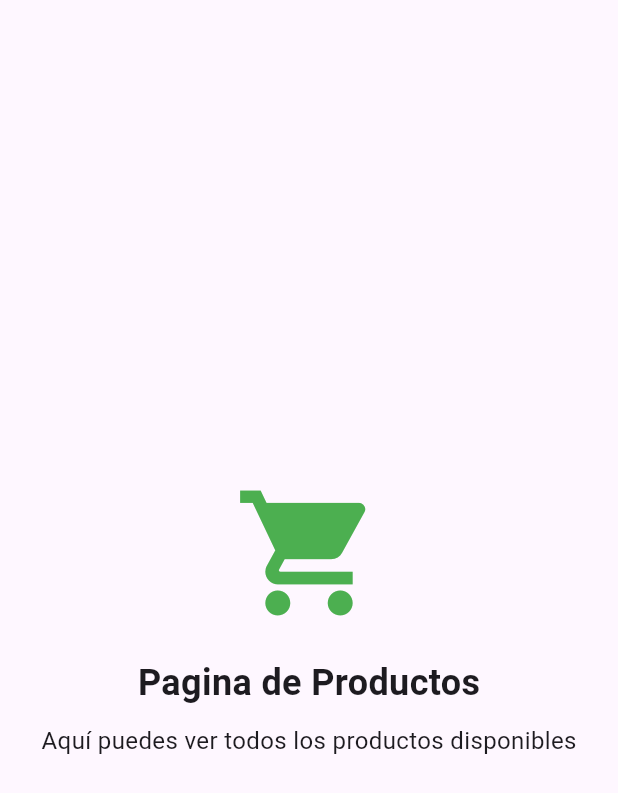
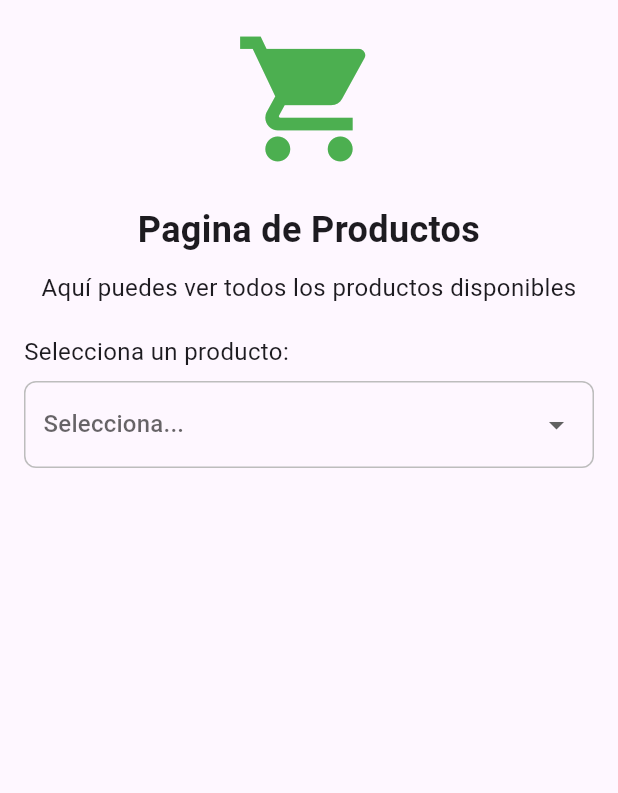
Before and after one commit to Andresg3016/proyectoflutter, a Flutter app: the PaginaProductos widget shown alone on an empty page, opened directly, on a phone screen of 412 x 824 dp. Shown: the top 793 px of the screen. Run offline on Flutter 3.47's test engine with Material 3 defaults, Android fonts, the phone set to English and light mode, and no system bars.

Commit message:
Configuraciones de paginas

```diff
--- a/lib/main.dart
+++ b/lib/main.dart
@@ -1,5 +1,6 @@
 import 'package:aplicacion/pages/PaginaHome.dart';
 import 'package:aplicacion/pages/PaginaUsers.dart';
+import 'package:aplicacion/pages/PaginaProductos.dart';
 import 'package:flutter/material.dart';
 
 void main() => runApp(MyApp());
@@ -14,9 +15,9 @@ class _MyAppState extends State<MyApp> {
 
   final List<Widget> _paginas = [
     PaginaHome(),
+    PaginaProductos(),
     PaginaUsers(),
-    PaginaProductos()
-    ];
+  ];
   @override
   Widget build(BuildContext context) {
     return MaterialApp(
@@ -24,8 +25,13 @@ class _MyAppState extends State<MyApp> {
       title: 'Proyecto Flutter Scrum 3',
       home: Scaffold(
         appBar: AppBar(
-          backgroundColor: Colors.yellow,
-          title: Text('Market Delivery'),
+          backgroundColor: const Color.fromARGB(255, 247, 185, 0),
+          title: Row(
+            children: [
+              Image.asset('assets/images/logo.jpg', height: 100),
+              SizedBox(width: 10),
+            ],
+          ),
         ),
         body: _paginas[_paginaActual],
         bottomNavigationBar: BottomNavigationBar(
@@ -36,55 +42,20 @@ class _MyAppState extends State<MyApp> {
           },
           currentIndex: _paginaActual,
           items: [
+            BottomNavigationBarItem(icon: Icon(Icons.home), label: "Home"),
+
             BottomNavigationBarItem(
-              icon: Icon(Icons.home),
-              label: "Home"
+              icon: Icon(Icons.supervised_user_circle),
+              label: "Usuarios",
             ),
 
             BottomNavigationBarItem(
-              icon: Icon(Icons.supervised_user_circle),
-              label: "Users",
+              icon: Icon(Icons.shopping_cart),
+              label: "Productos",
             ),
-
-            BottomNavigationBarItem(
-              icon: Icon (Icons.shopping_cart),
-              label: "Productos"
-            )
-
           ],
         ),
       ),
     );
   }
 }
-
-class PaginaProductos extends StatelessWidget {
-  @override
-  Widget build(BuildContext context) {
-    return Center(
-      child: Column(
-        mainAxisAlignment: MainAxisAlignment.center,
-        children: [
-          Icon(
-            Icons.shopping_cart,
-            size: 100,
-            color: Colors.green,
-          ),
-          SizedBox(height: 20),
-          Text(
-            'Pagina de Productos',
-            style: TextStyle(
-              fontSize: 24,
-              fontWeight: FontWeight.bold,
-            ),
-          ),
-          SizedBox(height: 10),
-          Text(
-            'Aquí puedes ver todos los productos disponibles',
-            style: TextStyle(fontSize: 16),
-          ),
-        ],
-      ),
-    );
-  }
-}
--- /dev/null
+++ b/lib/pages/PaginaProductos.dart
@@ -0,0 +1,76 @@
+import 'package:flutter/material.dart';
+
+class PaginaProductos extends StatefulWidget {
+  const PaginaProductos({Key? key}) : super(key: key);
+
+  @override
+  State<PaginaProductos> createState() => _PaginaProductosState();
+}
+
+class _PaginaProductosState extends State<PaginaProductos> {
+  final List<String> _productos = ['Manzana', 'Pan', 'Leche', 'Huevos'];
+  String? _productoSeleccionado;
+
+  @override
+  Widget build(BuildContext context) {
+    return Padding(
+      padding: const EdgeInsets.all(16.0),
+      child: Column(
+        crossAxisAlignment: CrossAxisAlignment.stretch,
+        children: [
+          Icon(Icons.shopping_cart, size: 100, color: Colors.green),
+          SizedBox(height: 20),
+          Text(
+            'Pagina de Productos',
+            style: TextStyle(fontSize: 24, fontWeight: FontWeight.bold),
+            textAlign: TextAlign.center,
+          ),
+          SizedBox(height: 10),
+          Text(
+            'Aquí puedes ver todos los productos disponibles',
+            style: TextStyle(fontSize: 16),
+            textAlign: TextAlign.center,
+          ),
+          SizedBox(height: 20),
+
+          // Dropdown
+          Text('Selecciona un producto:', style: TextStyle(fontSize: 16)),
+          SizedBox(height: 8),
+          Container(
+            padding: EdgeInsets.symmetric(horizontal: 12, vertical: 4),
+            decoration: BoxDecoration(
+              border: Border.all(color: Colors.grey.shade400),
+              borderRadius: BorderRadius.circular(8),
+            ),
+            child: DropdownButtonHideUnderline(
+              child: DropdownButton<String>(
+                isExpanded: true,
+                value: _productoSeleccionado,
+                hint: Text('Selecciona...'),
+                items: _productos
+                    .map(
+                      (p) => DropdownMenuItem<String>(value: p, child: Text(p)),
+                    )
+                    .toList(),
+                onChanged: (value) {
+                  setState(() {
+                    _productoSeleccionado = value;
+                  });
+                },
+              ),
+            ),
+          ),
+
+          SizedBox(height: 20),
+          if (_productoSeleccionado != null)
+            Center(
+              child: Text(
+                'Producto seleccionado: $_productoSeleccionado',
+                style: TextStyle(fontSize: 16, fontWeight: FontWeight.w600),
+              ),
+            ),
+        ],
+      ),
+    );
+  }
+}
```
Also changed, not shown: lib/pages/PaginaHome.dart (+18 -0 lines), assets/images/70cd985c-7974-4e1b-8364-0b4892bddd15.png (added), assets/images/flutterpgn.png (deleted), assets/images/logo.png (deleted), assets/images/logoM.jpg (deleted).
